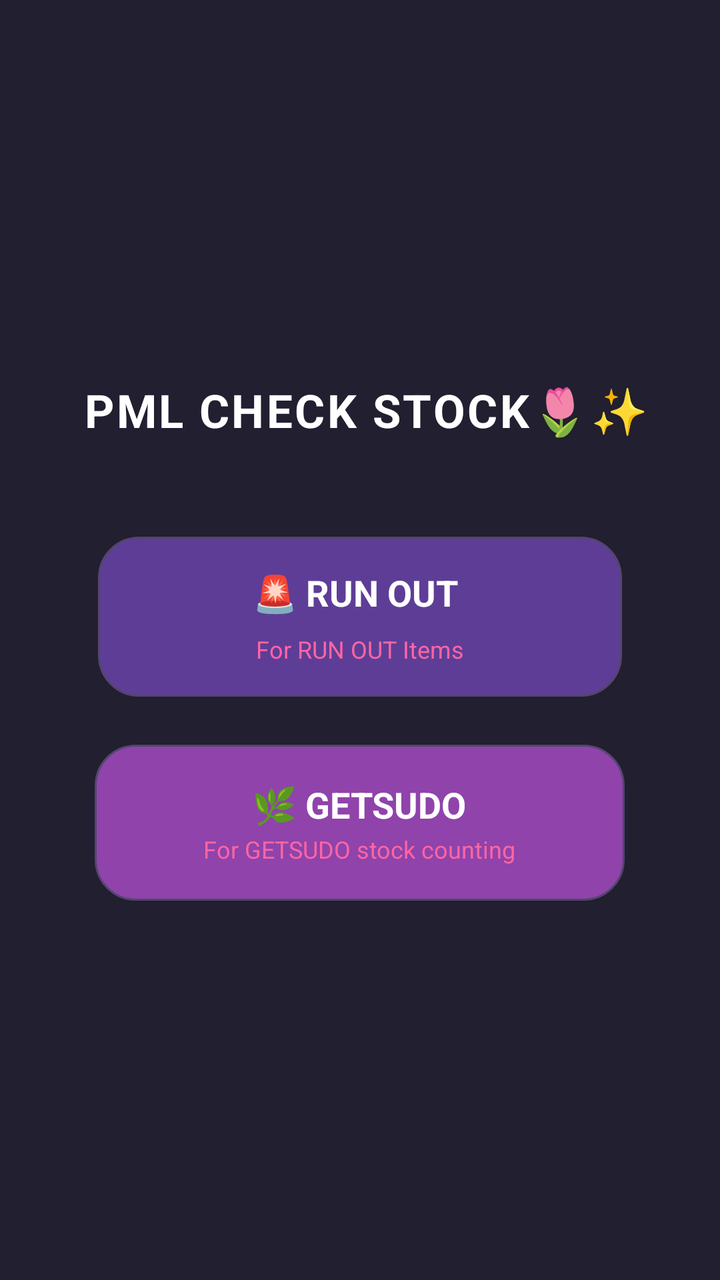
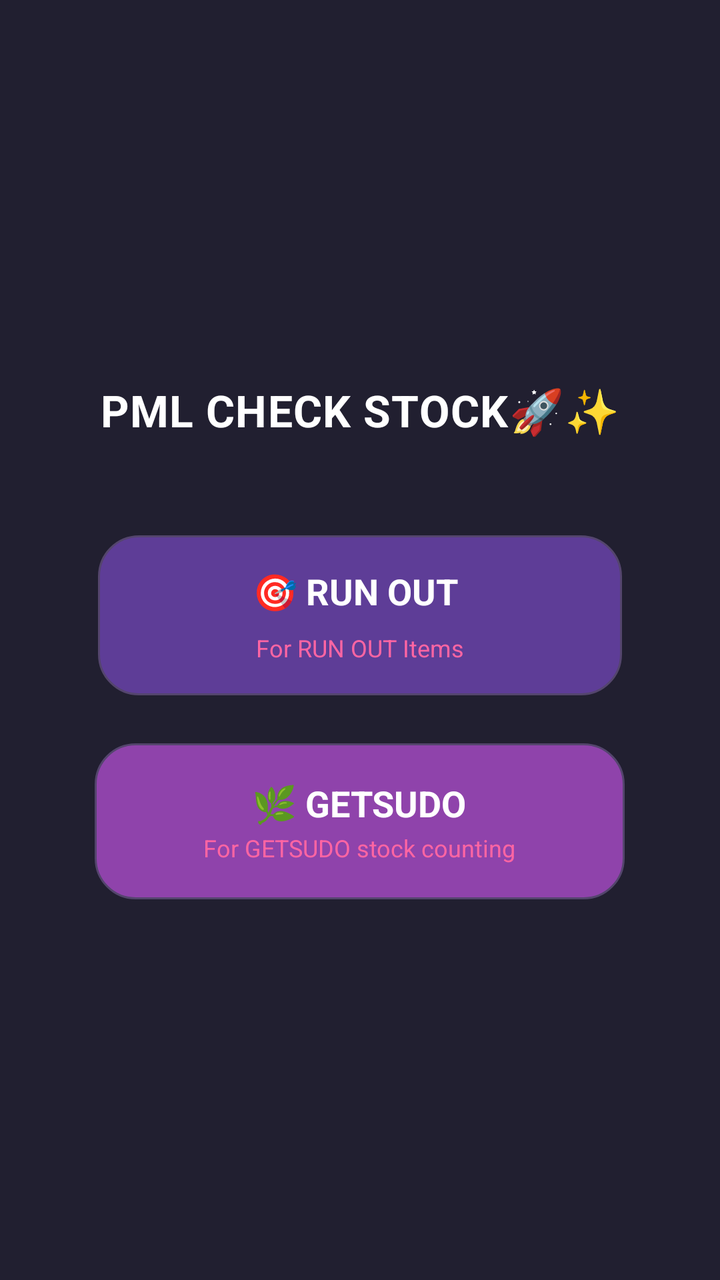

The first picture is an Android layout as it rendered before a commit; the second is the same layout after the commit. The layout source and the unified diff follow.
<!-- AndroidManifest.xml: application theme Theme.PMLCHECKK -->
<!-- res/layout/activity_main.xml -->
<?xml version="1.0" encoding="utf-8"?>
<LinearLayout xmlns:android="http://schemas.android.com/apk/res/android"
    android:layout_width="match_parent"
    android:layout_height="match_parent"
    android:orientation="vertical"
    android:background="@color/bg_main"
    android:padding="24dp">

    <LinearLayout
        android:layout_width="match_parent"
        android:layout_height="match_parent"
        android:orientation="vertical"
        android:gravity="center">

        <LinearLayout
            android:layout_width="wrap_content"
            android:layout_height="wrap_content"
            android:layout_marginBottom="48dp"
            android:gravity="center_vertical"
            android:orientation="horizontal">

            <TextView
                android:layout_width="match_parent"
                android:layout_height="wrap_content"
                android:letterSpacing="0.05"
                android:text=" PML CHECK STOCK🌷✨"
                android:textColor="@color/text_primary"
                android:textSize="23sp"
                android:textStyle="bold" />
        </LinearLayout>

        <LinearLayout
            android:id="@+id/btnRunOut"
            android:layout_width="262dp"
            android:layout_height="80dp"
            android:layout_marginBottom="24dp"
            android:background="@drawable/bg_modern_card"
            android:clickable="true"
            android:focusable="true"
            android:gravity="center"
            android:orientation="vertical"
            android:padding="10dp">

            <TextView
                android:layout_width="wrap_content"
                android:layout_height="wrap_content"
                android:text="🚨️ RUN OUT "
                android:textColor="@color/text_primary"
                android:textSize="18sp"
                android:textStyle="bold" />

            <TextView
                android:layout_width="wrap_content"
                android:layout_height="wrap_content"
                android:layout_marginTop="8dp"
                android:text="For RUN OUT Items"
                android:textColor="@color/accent_pink"
                android:textSize="12sp" />
        </LinearLayout>

        <LinearLayout
            android:id="@+id/btnCheckStock"
            android:layout_width="265dp"
            android:layout_height="78dp"
            android:background="@drawable/bggg"
            android:clickable="true"
            android:focusable="true"
            android:gravity="center"
            android:orientation="vertical"
            android:padding="10dp">

            <TextView
                android:layout_width="wrap_content"
                android:layout_height="wrap_content"
                android:text="🌿 GETSUDO"
                android:textColor="@color/text_primary"
                android:textSize="18sp"
                android:textStyle="bold" />

            <TextView
                android:layout_width="wrap_content"
                android:layout_height="wrap_content"
                android:layout_marginTop="2dp"
                android:text="For GETSUDO stock counting"
                android:textColor="@color/accent_pink"
                android:textSize="12sp" />
        </LinearLayout>

    </LinearLayout>

</LinearLayout>
<!-- resources referenced by this layout -->
<resources>
  <color name="accent_pink">#FF65A3</color>
  <color name="bg_main">#211F30</color>
  <color name="text_primary">#FFFFFF</color>
  <!-- drawable bg_modern_card (drawable) -->
  <?xml version="1.0" encoding="utf-8"?>
  <shape xmlns:android="http://schemas.android.com/apk/res/android">
      <solid android:color="@color/bg_card"/> <corners android:radius="20dp"/> <stroke android:width="1dp" android:color="#54456D"/>
  </shape>
  <!-- drawable bggg (drawable) -->
  <?xml version="1.0" encoding="utf-8"?>
  <shape xmlns:android="http://schemas.android.com/apk/res/android">
      <solid android:color="#8F43AB"/> <corners android:radius="20dp"/> <stroke android:width="1dp" android:color="#54456D"/>
  </shape>
  <style name="Theme.PMLCHECKK" parent="Base.Theme.PMLCHECKK" />
  <color name="bg_card">#5E3D97</color>
  <style name="Base.Theme.PMLCHECKK" parent="Theme.Material3.DayNight.NoActionBar">
          
          
      </style>
</resources>

<!-- the commit's change to res/layout/activity_main.xml (unified diff, before → after) -->
@@ -20,12 +20,12 @@
             android:orientation="horizontal">
 
             <TextView
-                android:layout_width="match_parent"
+                android:layout_width="wrap_content"
                 android:layout_height="wrap_content"
-                android:letterSpacing="0.05"
-                android:text=" PML CHECK STOCK🌷✨"
+                android:letterSpacing="0.02"
+                android:text="PML CHECK STOCK🚀✨"
                 android:textColor="@color/text_primary"
-                android:textSize="23sp"
+                android:textSize="22sp"
                 android:textStyle="bold" />
         </LinearLayout>
 
@@ -44,7 +44,7 @@
             <TextView
                 android:layout_width="wrap_content"
                 android:layout_height="wrap_content"
-                android:text="🚨️ RUN OUT "
+                android:text="🎯 RUN OUT "
                 android:textColor="@color/text_primary"
                 android:textSize="18sp"
                 android:textStyle="bold" />
